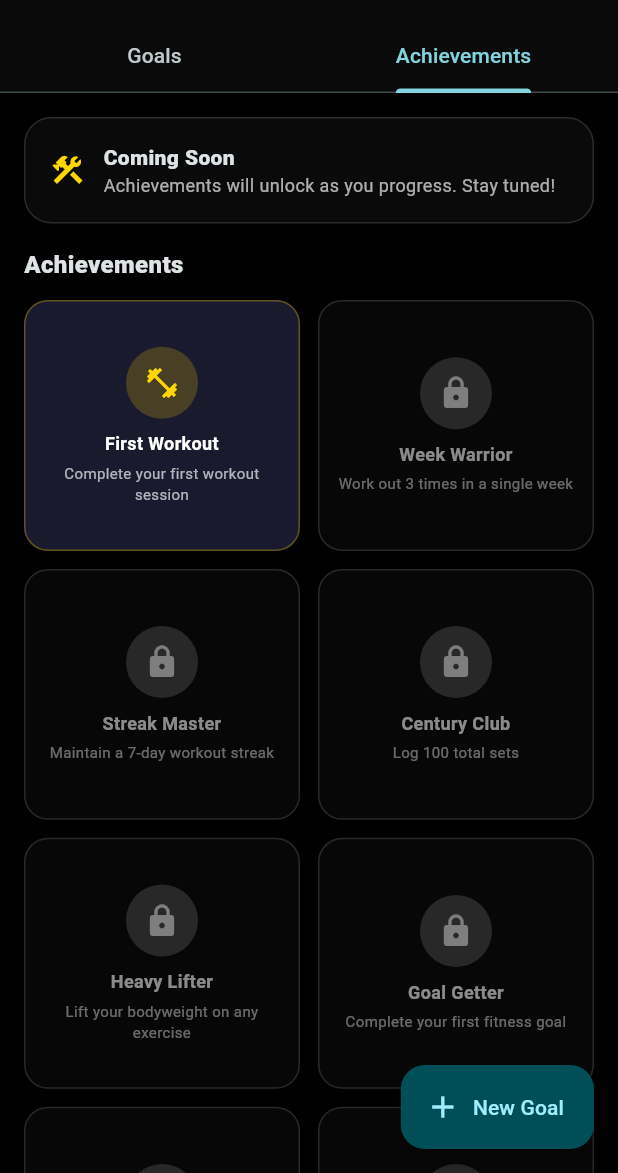
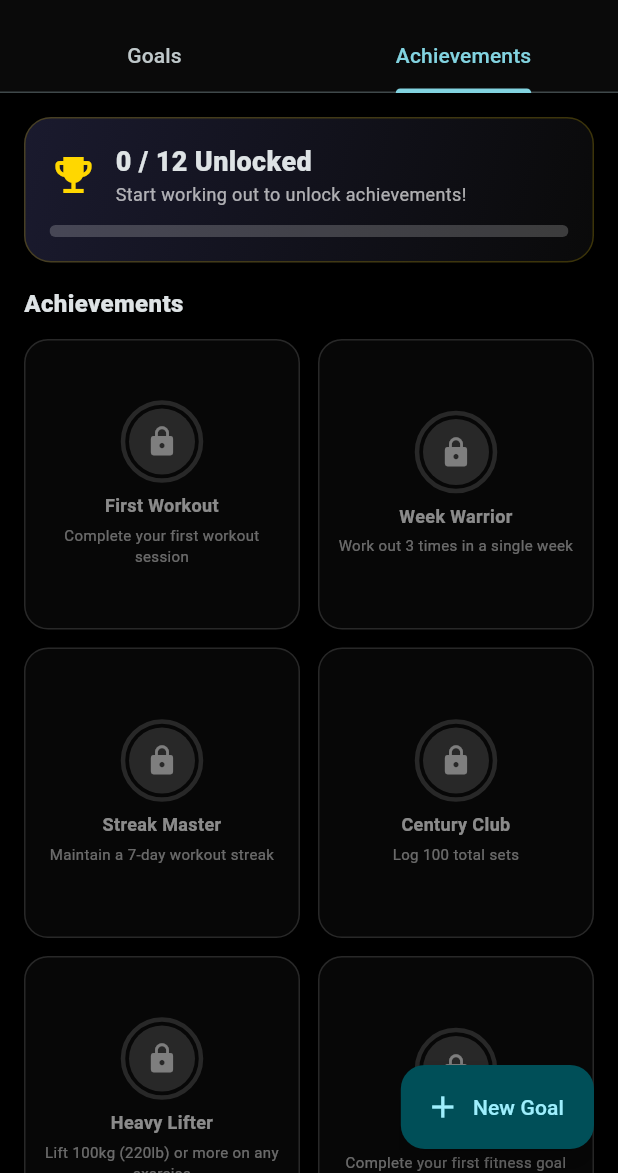
Before and after one commit to EYEMONDA/gym_tracker_app, a Flutter app: the GoalsScreen screen opened directly, tab 2 chosen, on a phone screen of 412 x 824 dp, the part 63-1236 px from its top. Run offline on Flutter 3.47's test engine with Material 3 defaults, Android fonts, the phone set to English and light mode, and no system bars; our stand-ins replace flutter_map, latlong2, shared_preferences; accounts and stored records are empty.

Commit message:
feat: Implement achievements and rest timer alerts
Co-authored-by: alexandrucatalinbutoiu <alexandrucatalinbutoiu@gmail.com>

```diff
--- a/lib/state/app_state.dart
+++ b/lib/state/app_state.dart
@@ -3,6 +3,7 @@ import 'dart:convert';
 import 'dart:math';
 
 import 'package:flutter/foundation.dart';
+import 'package:flutter/services.dart';
 import 'package:flutter/widgets.dart';
 import 'package:shared_preferences/shared_preferences.dart';
 
@@ -45,6 +46,9 @@ class AppState extends ChangeNotifier {
   /// User-defined fitness goals with milestones.
   final List<FitnessGoal> fitnessGoals = [];
 
+  /// Unlocked achievement IDs.
+  final Set<String> unlockedAchievements = {};
+
   /// Which exercise is currently “focused” for fast logging.
   int activeExerciseIndex = 0;
 
@@ -93,6 +97,9 @@ class AppState extends ChangeNotifier {
 
   /// Smart rest: auto-adjust rest time based on exercise type.
   bool smartRestEnabled = true;
+
+  /// Rest timer alerts: vibration when timer completes.
+  bool restTimerAlertsEnabled = true;
 
   /// Compound exercises that warrant longer rest times.
   static const compoundExercises = {
@@ -277,11 +284,15 @@ class AppState extends ChangeNotifier {
           ..addAll(db.routeActivityLogs);
         supersetModeEnabled = db.supersetModeEnabled;
         smartRestEnabled = db.smartRestEnabled;
+        restTimerAlertsEnabled = db.restTimerAlertsEnabled;
         experimentalHeatMapEnabled = db.experimentalHeatMapEnabled;
         userProfile = db.userProfile;
         fitnessGoals
           ..clear()
           ..addAll(db.fitnessGoals);
+        unlockedAchievements
+          ..clear()
+          ..addAll(db.unlockedAchievements);
       } catch (_) {
         // If the DB is corrupt, keep the app usable.
       }
@@ -313,9 +324,11 @@ class AppState extends ChangeNotifier {
       routeActivityLogs: routeActivityLogs,
       supersetModeEnabled: supersetModeEnabled,
       smartRestEnabled: smartRestEnabled,
+      restTimerAlertsEnabled: restTimerAlertsEnabled,
       experimentalHeatMapEnabled: experimentalHeatMapEnabled,
       userProfile: userProfile,
       fitnessGoals: fitnessGoals,
+      unlockedAchievements: unlockedAchievements,
     );
     await prefs.setString(_prefsKeyDb, jsonEncode(db.toJson()));
   }
@@ -372,6 +385,8 @@ class AppState extends ChangeNotifier {
     activePlannedWorkoutId = null;
     stopRestTimer();
     await _persist();
+    // Check for newly unlocked achievements
+    checkAndUnlockAchievements();
     notifyListeners();
   }
 
@@ -449,6 +464,14 @@ class AppState extends ChangeNotifier {
       if (DateTime.now().isAfter(state.endsAt!)) {
         stopRestTimer();
         restTimer = RestTimerState.done(lastDurationSeconds: s);
+        // Vibration alert when timer completes
+        if (restTimerAlertsEnabled) {
+          HapticFeedback.heavyImpact();
+          // Double vibration for stronger alert
+          Future.delayed(const Duration(milliseconds: 200), () {
+            HapticFeedback.heavyImpact();
+          });
+        }
         notifyListeners();
       } else {
         // tick
@@ -572,6 +595,262 @@ class AppState extends ChangeNotifier {
   /// Get all completed goals.
   List<FitnessGoal> get completedGoals =>
       fitnessGoals.where((g) => getGoalProgress(g) >= 1.0).toList();
+
+  // ---------------------------
+  // Achievements
+  // ---------------------------
+
+  /// All available achievements.
+  static const achievements = <Achievement>[
+    Achievement(
+      id: 'first_workout',
+      title: 'First Workout',
+      description: 'Complete your first workout session',
+      iconCodePoint: 0xe1e1, // fitness_center
+    ),
+    Achievement(
+      id: 'week_warrior',
+      title: 'Week Warrior',
+      description: 'Work out 3 times in a single week',
+      iconCodePoint: 0xe614, // event_repeat
+    ),
+    Achievement(
+      id: 'streak_master',
+      title: 'Streak Master',
+      description: 'Maintain a 7-day workout streak',
+      iconCodePoint: 0xe518, // local_fire_department
+    ),
+    Achievement(
+      id: 'century_club',
+      title: 'Century Club',
+      description: 'Log 100 total sets',
+      iconCodePoint: 0xe3f4, // looks_one
+    ),
+    Achievement(
+      id: 'heavy_lifter',
+      title: 'Heavy Lifter',
+      description: 'Lift 100kg (220lb) or more on any exercise',
+      iconCodePoint: 0xe1e1, // fitness_center
+    ),
+    Achievement(
+      id: 'goal_getter',
+      title: 'Goal Getter',
+      description: 'Complete your first fitness goal',
+      iconCodePoint: 0xe153, // flag
+    ),
+    Achievement(
+      id: 'consistency_king',
+      title: 'Consistency King',
+      description: 'Work out for 4 consecutive weeks',
+      iconCodePoint: 0xe99a, // emoji_events
+    ),
+    Achievement(
+      id: 'pr_hunter',
+      title: 'PR Hunter',
+      description: 'Set 5 personal records',
+      iconCodePoint: 0xe8e5, // trending_up
+    ),
+    Achievement(
+      id: 'early_bird',
+      title: 'Early Bird',
+      description: 'Complete a workout before 7 AM',
+      iconCodePoint: 0xe81a, // wb_sunny
+    ),
+    Achievement(
+      id: 'night_owl',
+      title: 'Night Owl',
+      description: 'Complete a workout after 9 PM',
+      iconCodePoint: 0xe51c, // nights_stay
+    ),
+    Achievement(
+      id: 'volume_king',
+      title: 'Volume King',
+      description: 'Log 50 sets in a single week',
+      iconCodePoint: 0xe6e1, // bar_chart
+    ),
+    Achievement(
+      id: 'dedicated',
+      title: 'Dedicated',
+      description: 'Complete 25 workout sessions',
+      iconCodePoint: 0xea23, // workspace_premium
+    ),
+  ];
+
+  /// Check if an achievement is unlocked.
+  bool isAchievementUnlocked(String achievementId) {
+    return unlockedAchievements.contains(achievementId);
+  }
+
+  /// Check and unlock any newly earned achievements.
+  Future<List<Achievement>> checkAndUnlockAchievements() async {
+    final newlyUnlocked = <Achievement>[];
+
+    for (final achievement in achievements) {
+      if (unlockedAchievements.contains(achievement.id)) continue;
+
+      final earned = _checkAchievementCondition(achievement.id);
+      if (earned) {
+        unlockedAchievements.add(achievement.id);
+        newlyUnlocked.add(achievement);
+      }
+    }
+
+    if (newlyUnlocked.isNotEmpty) {
+      await _persist();
+      notifyListeners();
+    }
+
+    return newlyUnlocked;
+  }
+
+  bool _checkAchievementCondition(String id) {
+    switch (id) {
+      case 'first_workout':
+        return sessions.isNotEmpty;
+
+      case 'week_warrior':
+        return workoutsThisWeek >= 3;
+
+      case 'streak_master':
+        return currentStreak >= 7;
+
+      case 'century_club':
+        final totalSets = sessions.fold<int>(
+          0,
+          (sum, s) => sum + s.exercises.fold<int>(0, (eSum, e) => eSum + e.sets.length),
+        );
+        return totalSets >= 100;
+
+      case 'heavy_lifter':
+        for (final session in sessions) {
+          for (final exercise in session.exercises) {
+            for (final set in exercise.sets) {
+              if (set.weight >= 100 && set.unit == 'kg') return true;
+              if (set.weight >= 220 && set.unit == 'lb') return true;
+            }
+          }
+        }
+        return false;
+
+      case 'goal_getter':
+        return completedGoals.isNotEmpty;
+
+      case 'consistency_king':
+        // Check if worked out at least once per week for 4 weeks
+        if (sessions.length < 4) return false;
+        final now = DateTime.now();
+        int consecutiveWeeks = 0;
+        for (int w = 0; w < 8; w++) {
+          final weekStart = DateTime(now.year, now.month, now.day)
+              .subtract(Duration(days: now.weekday - 1 + (w * 7)));
+          final weekEnd = weekStart.add(const Duration(days: 7));
+          final hasWorkout = sessions.any((s) =>
+              !s.startedAt.isBefore(weekStart) && s.startedAt.isBefore(weekEnd));
+          if (hasWorkout) {
+            consecutiveWeeks++;
+          } else if (w > 0) {
+            break;
+          }
+        }
+        return consecutiveWeeks >= 4;
+
+      case 'pr_hunter':
+        // Count unique exercises with PRs
+        final prs = <String>{};
+        final bestByExercise = <String, double>{};
+        for (final session in sessions) {
+          for (final exercise in session.exercises) {
+            final name = exercise.name.toLowerCase();
+            for (final set in exercise.sets) {
+              if (set.weight <= 0 || set.reps <= 0) continue;
+              final est1rm = set.weight * (1 + set.reps / 30.0);
+              if (est1rm > (bestByExercise[name] ?? 0)) {
+                if (bestByExercise.containsKey(name)) {
+                  prs.add(name);
+                }
+                bestByExercise[name] = est1rm;
+              }
+            }
+          }
+        }
+        return prs.length >= 5;
+
+      case 'early_bird':
+        return sessions.any((s) => s.startedAt.hour < 7);
+
+      case 'night_owl':
+        return sessions.any((s) => s.endedAt.hour >= 21);
+
+      case 'volume_king':
+        final now = DateTime.now();
+        final weekStart = DateTime(now.year, now.month, now.day)
+            .subtract(Duration(days: now.weekday - 1));
+        int setsThisWeek = 0;
+        for (final session in sessions) {
+          if (!session.startedAt.isBefore(weekStart)) {
+            setsThisWeek += session.exercises.fold<int>(
+              0,
+              (sum, e) => sum + e.sets.length,
+            );
+          }
+        }
+        return setsThisWeek >= 50;
+
+      case 'dedicated':
+        return sessions.length >= 25;
+
+      default:
+        return false;
+    }
+  }
+
+  /// Get achievement progress (0.0 to 1.0) for display.
+  double getAchievementProgress(String id) {
+    if (unlockedAchievements.contains(id)) return 1.0;
+
+    switch (id) {
+      case 'first_workout':
+        return sessions.isEmpty ? 0.0 : 1.0;
+
+      case 'week_warrior':
+        return (workoutsThisWeek / 3.0).clamp(0.0, 1.0);
+
+      case 'streak_master':
+        return (currentStreak / 7.0).clamp(0.0, 1.0);
+
+      case 'century_club':
+        final totalSets = sessions.fold<int>(
+          0,
+          (sum, s) => sum + s.exercises.fold<int>(0, (eSum, e) => eSum + e.sets.length),
+        );
+        return (totalSets / 100.0).clamp(0.0, 1.0);
+
+      case 'heavy_lifter':
+        double maxWeight = 0;
+        for (final session in sessions) {
+          for (final exercise in session.exercises) {
+            for (final set in exercise.sets) {
+              final weightKg = set.unit == 'lb' ? set.weight * 0.453592 : set.weight;
+              if (weightKg > maxWeight) maxWeight = weightKg;
+            }
+          }
+        }
+        return (maxWeight / 100.0).clamp(0.0, 1.0);
+
+      case 'goal_getter':
+        if (fitnessGoals.isEmpty) return 0.0;
+        final bestProgress = fitnessGoals
+            .map((g) => getGoalProgress(g))
+            .reduce((a, b) => a > b ? a : b);
+        return bestProgress;
+
+      case 'dedicated':
+        return (sessions.length / 25.0).clamp(0.0, 1.0);
+
+      default:
+        return 0.0;
+    }
+  }
 
   /// Get muscle groups targeted by an exercise name.
   List<MuscleGroup> getMuscleGroups(String exerciseName) {
@@ -870,6 +1149,13 @@ class AppState extends ChangeNotifier {
   Future<void> setSmartRestEnabled(bool enabled) async {
     if (smartRestEnabled == enabled) return;
     smartRestEnabled = enabled;
+    await _persist();
+    notifyListeners();
+  }
+
+  Future<void> setRestTimerAlertsEnabled(bool enabled) async {
+    if (restTimerAlertsEnabled == enabled) return;
+    restTimerAlertsEnabled = enabled;
     await _persist();
     notifyListeners();
   }
@@ -1028,12 +1314,14 @@ class AppState extends ChangeNotifier {
     experimentalHeatMapEnabled = false;
     supersetModeEnabled = false;
     smartRestEnabled = true;
+    restTimerAlertsEnabled = true;
     supersetPairedIndices = [];
     activeExerciseIndex = 0;
     defaultRestSeconds = 90;
     weeklyWorkoutGoal = 3;
     userProfile = null;
     fitnessGoals.clear();
+    unlockedAchievements.clear();
     routineTemplates
       ..clear()
       ..addAll(_defaultTemplates());
@@ -1348,9 +1636,11 @@ class AppDb {
     required this.routeActivityLogs,
     required this.supersetModeEnabled,
     required this.smartRestEnabled,
+    required this.restTimerAlertsEnabled,
     required this.experimentalHeatMapEnabled,
     required this.userProfile,
     required this.fitnessGoals,
+    required this.unlockedAchievements,
   });
 
   final List<WorkoutSession> sessions;
@@ -1366,9 +1656,11 @@ class AppDb {
   final List<RouteActivityLog> routeActivityLogs;
   final bool supersetModeEnabled;
   final bool smartRestEnabled;
+  final bool restTimerAlertsEnabled;
   final bool experimentalHeatMapEnabled;
   final UserProfile? userProfile;
   final List<FitnessGoal> fitnessGoals;
+  final Set<String> unlockedAchievements;
 
   factory AppDb.fromJson(Map<String, Object?> json) {
     final rawSessions = (json['sessions'] as List<dynamic>? ?? const []);
@@ -1378,6 +1670,7 @@ class AppDb {
     final rawRouteLogs = (json['routeActivityLogs'] as List<dynamic>? ?? const []);
     final rawProfile = json['userProfile'] as Map<String, Object?>?;
     final rawGoals = (json['fitnessGoals'] as List<dynamic>? ?? const []);
+    final rawAchievements = (json['unlockedAchievements'] as List<dynamic>? ?? const []);
     return AppDb(
       sessions: rawSessions
           .whereType<Map<String, Object?>>()
@@ -1407,9 +1700,11 @@ class AppDb {
           rawRouteLogs.whereType<Map<String, Object?>>().map(RouteActivityLog.fromJson).where((l) => l.routeId.isNotEmpty).toList(),
       supersetModeEnabled: (json['supersetModeEnabled'] as bool?) ?? false,
       smartRestEnabled: (json['smartRestEnabled'] as bool?) ?? true,
+      restTimerAlertsEnabled: (json['restTimerAlertsEnabled'] as bool?) ?? true,
       experimentalHeatMapEnabled: (json['experimentalHeatMapEnabled'] as bool?) ?? false,
       userProfile: rawProfile != null ? UserProfile.fromJson(rawProfile) : null,
       fitnessGoals: rawGoals.whereType<Map<String, Object?>>().map(FitnessGoal.fromJson).toList(),
+      unlockedAchievements: rawAchievements.whereType<String>().toSet(),
     );
   }
 
@@ -1427,9 +1722,11 @@ class AppDb {
         'routeActivityLogs': routeActivityLogs.map((l) => l.toJson()).toList(),
         'supersetModeEnabled': supersetModeEnabled,
         'smartRestEnabled': smartRestEnabled,
+        'restTimerAlertsEnabled': restTimerAlertsEnabled,
         'experimentalHeatMapEnabled': experimentalHeatMapEnabled,
         'userProfile': userProfile?.toJson(),
         'fitnessGoals': fitnessGoals.map((g) => g.toJson()).toList(),
+        'unlockedAchievements': unlockedAchievements.toList(),
       };
 }
 
@@ -2212,3 +2509,18 @@ extension GoalCategoryX on GoalCategory {
     }
   }
 }
+
+/// Achievement definition.
+class Achievement {
+  final String id;
+  final String title;
+  final String description;
+  final int iconCodePoint;
+
+  const Achievement({
+    required this.id,
+    required this.title,
+    required this.description,
+    required this.iconCodePoint,
+  });
+}
--- a/lib/ui/screens/goals_screen.dart
+++ b/lib/ui/screens/goals_screen.dart
@@ -48,8 +48,8 @@ class _GoalsScreenState extends State<GoalsScreen> with SingleTickerProviderStat
           // Goals Tab
           _GoalsTab(app: app),
 
-          // Achievements Tab (placeholder)
-          const _AchievementsTab(),
+          // Achievements Tab
+          _AchievementsTab(app: app),
         ],
       ),
       floatingActionButton: FloatingActionButton.extended(
@@ -367,89 +367,75 @@ class _MilestoneTile extends StatelessWidget {
 }
 
 class _AchievementsTab extends StatelessWidget {
-  const _AchievementsTab();
+  const _AchievementsTab({required this.app});
+
+  final AppState app;
 
   @override
   Widget build(BuildContext context) {
-    // Placeholder achievements
-    final achievements = [
-      _AchievementData(
-        title: 'First Workout',
-        description: 'Complete your first workout session',
-        icon: Icons.fitness_center,
-        isLocked: false,
-      ),
-      _AchievementData(
-        title: 'Week Warrior',
-        description: 'Work out 3 times in a single week',
-        icon: Icons.calendar_today,
-        isLocked: true,
-      ),
-      _AchievementData(
-        title: 'Streak Master',
-        description: 'Maintain a 7-day workout streak',
-        icon: Icons.local_fire_department,
-        isLocked: true,
-      ),
-      _AchievementData(
-        title: 'Century Club',
-        description: 'Log 100 total sets',
-        icon: Icons.looks_one,
-        isLocked: true,
-      ),
-      _AchievementData(
-        title: 'Heavy Lifter',
-        description: 'Lift your bodyweight on any exercise',
-        icon: Icons.fitness_center,
-        isLocked: true,
-      ),
-      _AchievementData(
-        title: 'Goal Getter',
-        description: 'Complete your first fitness goal',
-        icon: Icons.flag,
-        isLocked: true,
-      ),
-      _AchievementData(
-        title: 'Consistency King',
-        description: 'Work out for 4 consecutive weeks',
-        icon: Icons.emoji_events,
-        isLocked: true,
-      ),
-      _AchievementData(
-        title: 'PR Hunter',
-        description: 'Set a new personal record',
-        icon: Icons.trending_up,
-        isLocked: true,
-      ),
-    ];
+    final achievements = AppState.achievements;
+    final unlockedCount = app.unlockedAchievements.length;
+    final totalCount = achievements.length;
 
     return ListView(
       padding: const EdgeInsets.all(16),
       children: [
+        // Progress summary
         Container(
           padding: const EdgeInsets.all(16),
           decoration: BoxDecoration(
-            color: const Color(0xFF0A0A0A),
+            gradient: LinearGradient(
+              colors: [
+                const Color(0xFF1A1A2E),
+                const Color(0xFF0A0A0A),
+              ],
+              begin: Alignment.topLeft,
+              end: Alignment.bottomRight,
+            ),
             borderRadius: BorderRadius.circular(18),
-            border: Border.all(color: const Color(0x22FFFFFF)),
+            border: Border.all(color: const Color(0x33FFD700)),
           ),
-          child: Row(
+          child: Column(
             children: [
-              const Icon(Icons.construction, color: Color(0xFFFFD700)),
+              Row(
+                children: [
+                  const Icon(Icons.emoji_events, color: Color(0xFFFFD700), size: 32),
                   const SizedBox(width: 12),
                   Expanded(
                     child: Column(
                       crossAxisAlignment: CrossAxisAlignment.start,
-                  children: const [
+                      children: [
                         Text(
-                      'Coming Soon',
-                      style: TextStyle(fontWeight: FontWeight.w800),
+                          '$unlockedCount / $totalCount Unlocked',
+                          style: const TextStyle(
+                            fontWeight: FontWeight.w800,
+                            fontSize: 18,
+                          ),
                         ),
                         Text(
-                      'Achievements will unlock as you progress. Stay tuned!',
-                      style: TextStyle(color: Color(0xAAFFFFFF), fontSize: 12),
+                          unlockedCount == 0
+                              ? 'Start working out to unlock achievements!'
+                              : unlockedCount == totalCount
+                                  ? 'Congratulations! You unlocked all achievements!'
+                                  : 'Keep going! More achievements await.',
+                          style: const TextStyle(
+                            color: Color(0xAAFFFFFF),
+                            fontSize: 12,
+                          ),
                         ),
                       ],
+                    ),
+                  ),
+                ],
+              ),
+              const SizedBox(height: 12),
+              ClipRRect(
+                borderRadius: BorderRadius.circular(6),
+                child: LinearProgressIndicator(
+                  value: totalCount > 0 ? unlockedCount / totalCount : 0,
+                  minHeight: 8,
+                  backgroundColor: const Color(0x33FFFFFF),
+                  valueColor: const AlwaysStoppedAnimation<Color>(Color(0xFFFFD700)),
                 ),
               ),
             ],
@@ -463,14 +449,20 @@ class _AchievementsTab extends StatelessWidget {
           physics: const NeverScrollableScrollPhysics(),
           gridDelegate: const SliverGridDelegateWithFixedCrossAxisCount(
             crossAxisCount: 2,
-            childAspectRatio: 1.1,
+            childAspectRatio: 0.95,
             crossAxisSpacing: 12,
             mainAxisSpacing: 12,
           ),
           itemCount: achievements.length,
           itemBuilder: (context, index) {
             final achievement = achievements[index];
-            return _AchievementCard(achievement: achievement);
+            final isUnlocked = app.isAchievementUnlocked(achievement.id);
+            final progress = app.getAchievementProgress(achievement.id);
+            return _AchievementCard(
+              achievement: achievement,
+              isUnlocked: isUnlocked,
+              progress: progress,
+            );
           },
         ),
       ],
@@ -478,59 +470,80 @@ class _AchievementsTab extends StatelessWidget {
   }
 }
 
-class _AchievementData {
-  const _AchievementData({
-    required this.title,
-    required this.description,
-    required this.icon,
-    required this.isLocked,
+class _AchievementCard extends StatelessWidget {
+  const _AchievementCard({
+    required this.achievement,
+    required this.isUnlocked,
+    required this.progress,
   });
 
-  final String title;
-  final String description;
-  final IconData icon;
-  final bool isLocked;
-}
-
-class _AchievementCard extends StatelessWidget {
-  const _AchievementCard({required this.achievement});
-
-  final _AchievementData achievement;
+  final Achievement achievement;
+  final bool isUnlocked;
+  final double progress;
 
   @override
   Widget build(BuildContext context) {
+    final icon = IconData(achievement.iconCodePoint, fontFamily: 'MaterialIcons');
+
     return Container(
       padding: const EdgeInsets.all(12),
       decoration: BoxDecoration(
-        color: achievement.isLocked
-            ? const Color(0xFF070707)
-            : const Color(0xFF1A1A2E),
+        color: isUnlocked
+            ? const Color(0xFF1A1A2E)
+            : const Color(0xFF070707),
         borderRadius: BorderRadius.circular(16),
         border: Border.all(
-          color: achievement.isLocked
-              ? const Color(0x22FFFFFF)
-              : const Color(0xFFFFD700).withOpacity(0.3),
+          color: isUnlocked
+              ? const Color(0xFFFFD700).withOpacity(0.4)
+              : const Color(0x22FFFFFF),
+          width: isUnlocked ? 2 : 1,
         ),
+        boxShadow: isUnlocked
+            ? [
+                BoxShadow(
+                  color: const Color(0xFFFFD700).withOpacity(0.15),
+                  blurRadius: 12,
+                  spreadRadius: 0,
+                ),
+              ]
+            : null,
       ),
       child: Column(
         mainAxisAlignment: MainAxisAlignment.center,
         children: [
+          Stack(
+            alignment: Alignment.center,
+            children: [
+              // Progress ring (when not unlocked)
+              if (!isUnlocked)
+                SizedBox(
+                  width: 52,
+                  height: 52,
+                  child: CircularProgressIndicator(
+                    value: progress,
+                    strokeWidth: 3,
+                    backgroundColor: const Color(0x22FFFFFF),
+                    valueColor: const AlwaysStoppedAnimation<Color>(Color(0xFF4CAF50)),
+                  ),
+                ),
               Container(
-            width: 48,
-            height: 48,
+                width: 44,
+                height: 44,
                 decoration: BoxDecoration(
-              color: achievement.isLocked
-                  ? const Color(0x22FFFFFF)
-                  : const Color(0xFFFFD700).withOpacity(0.2),
+                  color: isUnlocked
+                      ? const Color(0xFFFFD700).withOpacity(0.2)
+                      : const Color(0x22FFFFFF),
                   shape: BoxShape.circle,
                 ),
                 child: Icon(
-              achievement.isLocked ? Icons.lock : achievement.icon,
-              color: achievement.isLocked
-                  ? const Color(0x66FFFFFF)
-                  : const Color(0xFFFFD700),
-              size: 24,
+                  isUnlocked ? icon : Icons.lock,
+                  color: isUnlocked
+                      ? const Color(0xFFFFD700)
+                      : const Color(0x66FFFFFF),
+                  size: 22,
                 ),
+              ),
+            ],
           ),
           const SizedBox(height: 8),
           Text(
@@ -539,9 +552,9 @@ class _AchievementCard extends StatelessWidget {
             style: TextStyle(
               fontWeight: FontWeight.w700,
               fontSize: 12,
-              color: achievement.isLocked
-                  ? const Color(0x88FFFFFF)
-                  : Colors.white,
+              color: isUnlocked
+                  ? Colors.white
+                  : const Color(0x88FFFFFF),
             ),
           ),
           const SizedBox(height: 4),
@@ -552,11 +565,22 @@ class _AchievementCard extends StatelessWidget {
             overflow: TextOverflow.ellipsis,
             style: TextStyle(
               fontSize: 10,
-              color: achievement.isLocked
-                  ? const Color(0x66FFFFFF)
-                  : const Color(0xAAFFFFFF),
+              color: isUnlocked
+                  ? const Color(0xAAFFFFFF)
+                  : const Color(0x66FFFFFF),
             ),
           ),
+          if (!isUnlocked && progress > 0) ...[
+            const SizedBox(height: 4),
+            Text(
+              '${(progress * 100).toInt()}%',
+              style: const TextStyle(
+                fontSize: 10,
+                fontWeight: FontWeight.w700,
+                color: Color(0xFF4CAF50),
+              ),
+            ),
+          ],
         ],
       ),
     );
```
Also changed, not shown: PRODUCT_DESCRIPTION.txt (+15 -4 lines), lib/ui/screens/settings_screen.dart (+7 -0 lines). Lines whose indentation alone changed are shown as unchanged.
